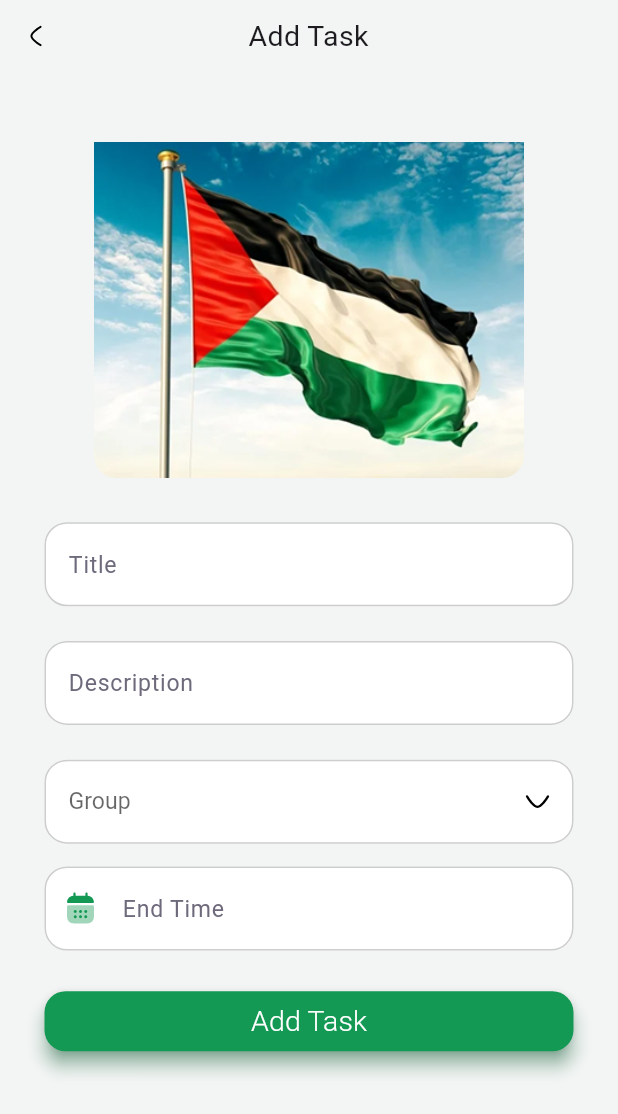
After one commit to ahmedsalem2002m/mobile_NTI_training_tasks, a Flutter app: the AddTaskView screen opened directly, on a phone screen of 412 x 824 dp. The commit adds this screen. Shown: the top 1114 px of the screen. Run offline on Flutter 3.47's test engine with Material 3 defaults, Android fonts, the phone set to English and light mode, and no system bars; our stand-ins replace firebase_auth, firebase_core, flutter_bloc, flutter_screenutil, flutter_svg; accounts and stored records are empty; generated files the repository leaves out were written again.

Commit message:
add task view

```diff
--- a/weak_4/nti_todo_app/lib/core/utils/app_assets.dart
+++ b/weak_4/nti_todo_app/lib/core/utils/app_assets.dart
@@ -25,5 +25,7 @@ abstract class AppAssets
   static const String setting = '${_iconPath}Setting.svg';
   static const String arrow = '${_iconPath}Arrow - Up 2 - Iconly Pro.svg';
   static const String arrowBack = '${_iconPath}arrow_back.svg';
+  static const String dropdownArrow = '${_iconPath}dropdown_arrow.svg';
+  static const String calenderIcon = '${_iconPath}calendar.svg';
 
 }
--- a/weak_4/nti_todo_app/lib/core/utils/app_paddings.dart
+++ b/weak_4/nti_todo_app/lib/core/utils/app_paddings.dart
@@ -4,4 +4,5 @@ import 'package:flutter_screenutil/flutter_screenutil.dart';
 abstract class AppPaddings{
   static var defaultHomePadding = EdgeInsets.symmetric(horizontal: 20.0.w);
   static var defaultSecondHomePadding = EdgeInsets.symmetric(horizontal:  10.0.w);
+  static var defaultThirdHomePadding = EdgeInsets.symmetric(horizontal:  27.0.w);
 }
--- /dev/null
+++ b/weak_4/nti_todo_app/lib/core/widgets/default_app_bar_two.dart
@@ -0,0 +1,43 @@
+import 'package:flutter/material.dart';
+import 'package:flutter_screenutil/flutter_screenutil.dart';
+import 'package:flutter_svg/flutter_svg.dart';
+
+class DefaultAppBarTwo extends StatelessWidget {
+   DefaultAppBarTwo({required this.function,required this.leadingIconPath,required this.text});
+  Function function;
+  String leadingIconPath;
+  String text;
+
+  @override
+  Widget build(BuildContext context) {
+    return Row(
+      children: [
+        IconButton(onPressed: function(), icon:SvgPicture.asset(leadingIconPath)),
+        SizedBox(width: 107.w,),
+        Text(
+          text,
+          style: TextStyle(
+            fontSize: 19,
+            fontWeight: FontWeight.w400
+          ),
+        )
+
+      ],
+    );
+  }
+}
+
+// AppBar(
+// leading: IconButton(onPressed: (){
+// Navigator.pop(context);
+// }, icon: SvgPicture.asset(AppAssets.arrowBack)),
+// backgroundColor: AppColors.background,
+// centerTitle: true,
+// title: Text(
+// "Settings",
+// style: TextStyle(
+// fontSize: 19,
+// fontWeight: FontWeight.w300
+// ),
+// ),
+// )
--- a/weak_4/nti_todo_app/lib/core/widgets/default_form_field.dart
+++ b/weak_4/nti_todo_app/lib/core/widgets/default_form_field.dart
@@ -3,16 +3,26 @@ import 'package:flutter_screenutil/flutter_screenutil.dart';
 import '../utils/app_colors.dart';
 
 class DefaultFormField extends StatefulWidget {
-  const DefaultFormField(
-      {super.key, this.validator, required this.controller, required this.hintText,
-         this.prefixIcon, this.suffixIcon, this.obscureText = false});
+  const DefaultFormField({
+    super.key,
+    this.validator,
+    required this.controller,
+    required this.hintText,
+    this.prefixIcon,
+    this.suffixIcon,
+    this.obscureText = false,
+    this.readOnly = false,
+    this.onTap,
+  });
 
   final String? Function(String?)? validator;
+  final VoidCallback? onTap;
   final TextEditingController controller;
   final String hintText;
   final Widget? prefixIcon;
   final Widget? suffixIcon;
   final bool obscureText;
+  final bool readOnly;
 
   @override
   State<DefaultFormField> createState() => _DefaultFormFieldState();
@@ -20,10 +30,8 @@ class DefaultFormField extends StatefulWidget {
 
 class _DefaultFormFieldState extends State<DefaultFormField> {
   InputBorder borderBuilder() => OutlineInputBorder(
-      borderRadius: BorderRadius.circular(15),
-      borderSide: BorderSide(
-          color: AppColors.lightGrey
-      )
+    borderRadius: BorderRadius.circular(15),
+    borderSide: BorderSide(color: AppColors.lightGrey),
   );
 
   @override
@@ -31,14 +39,16 @@ class _DefaultFormFieldState extends State<DefaultFormField> {
     return Container(
       height: 63.h,
       child: TextFormField(
+        onTap: widget.onTap,
+        readOnly: widget.readOnly,
+        // minLines: 1,
+        // maxLines: null,
+        // keyboardType: TextInputType.multiline,
         controller: widget.controller,
         validator: widget.validator,
         obscureText: widget.obscureText,
         decoration: InputDecoration(
-          hintStyle: TextStyle(
-            fontSize: 14,
-            color:AppColors.grey
-          ),
+          hintStyle: TextStyle(fontSize: 14.sp, color: AppColors.grey),
           fillColor: Colors.white,
           filled: true,
           hintText: widget.hintText,
@@ -47,9 +57,7 @@ class _DefaultFormFieldState extends State<DefaultFormField> {
           border: borderBuilder(),
           focusedBorder: borderBuilder(),
           enabledBorder: borderBuilder(),
-
         ),
-
       ),
     );
   }
--- /dev/null
+++ b/weak_4/nti_todo_app/lib/features/add_task/view/add_task_view.dart
@@ -0,0 +1,83 @@
+import 'package:flutter/material.dart';
+import 'package:flutter_screenutil/flutter_screenutil.dart';
+import 'package:flutter_svg/flutter_svg.dart';
+import 'package:nti_todo_app/core/utils/app_assets.dart';
+import 'package:nti_todo_app/core/utils/app_paddings.dart';
+import 'package:nti_todo_app/core/widgets/default_btn.dart';
+import 'package:nti_todo_app/core/widgets/default_form_field.dart';
+import 'package:nti_todo_app/features/add_task/view/widget/dafault_dropdown_btn.dart';
+
+import '../../../core/helper/my_navigator.dart';
+import '../../../core/widgets/default_app_bar_two.dart';
+
+class AddTaskView extends StatefulWidget {
+   AddTaskView({super.key});
+
+  @override
+  State<AddTaskView> createState() => _AddTaskViewState();
+}
+
+class _AddTaskViewState extends State<AddTaskView> {
+  TextEditingController deadlineController = TextEditingController();
+
+  @override
+  Widget build(BuildContext context) {
+    return SafeArea(
+      child: Scaffold(
+        body: SingleChildScrollView(
+          child: Column(
+            children: [
+              DefaultAppBarTwo(
+                text: "Add Task",
+                leadingIconPath: AppAssets.arrowBack,
+                function: () {},
+              ),
+              Padding(
+                padding: EdgeInsets.only(
+                  right: 57.0.w,
+                  left: 57.0.w,
+                  top: 46.h,
+                  bottom: 29.h,
+                ),
+                child: Image.asset("assets/images/flag.png"),
+              ),
+              Padding(
+                padding: AppPaddings.defaultThirdHomePadding,
+                child: Column(
+                  spacing: 15.h,
+                  children: [
+                    DefaultFormField(
+                      controller: TextEditingController(),
+                      hintText: "Title",
+                    ),
+                    DefaultFormField(
+                      controller: TextEditingController(),
+                      hintText: "Description",
+                    ),
+                    DefaultDropdownBtn(),
+                    DefaultFormField(
+                      onTap: () async {
+                        final result = await pickDeadlineDateTime(context);
+                        if (result != null) {
+                          deadlineController.text = result;
+                        }
+                      },
+                      readOnly: true,
+                      controller: deadlineController,
+                      hintText: "End Time",
+                      prefixIcon: IconButton(
+                        onPressed: () {},
+                        icon: SvgPicture.asset(AppAssets.calenderIcon),
+                      ),
+                    ),
+                    DefaultBtn(text: "Add Task", onPressed: () {}),
+                  ],
+                ),
+              ),
+            ],
+          ),
+        ),
+      ),
+    );
+  }
+}
--- /dev/null
+++ b/weak_4/nti_todo_app/lib/features/add_task/view/widget/dafault_dropdown_btn.dart
@@ -0,0 +1,101 @@
+import 'package:flutter/material.dart';
+import 'package:flutter_screenutil/flutter_screenutil.dart';
+import 'package:flutter_svg/svg.dart';
+
+import '../../../../core/utils/app_assets.dart';
+import '../../../../core/utils/app_colors.dart';
+
+class DefaultDropdownBtn extends StatelessWidget {
+  const DefaultDropdownBtn({super.key});
+
+  InputBorder borderBuilder() => OutlineInputBorder(
+      borderRadius: BorderRadius.circular(15),
+      borderSide: BorderSide(
+          color: AppColors.lightGrey
+      )
+  );
+
+  @override
+  Widget build(BuildContext context) {
+    return DropdownButtonFormField(
+      style: TextStyle(
+        color: AppColors.grey,
+            fontSize: 14.sp
+
+      ),
+      decoration: InputDecoration(
+        fillColor: Colors.white,
+        filled: true,
+        border: borderBuilder(),
+        focusedBorder: borderBuilder(),
+        enabledBorder: borderBuilder()
+      ),
+      icon: SvgPicture.asset(AppAssets.dropdownArrow),
+      hint:Text(
+        "Group"
+      ) ,
+      items: [
+        DropdownMenuItem(
+          value: "Home",
+          child: Row(
+            children: [
+              Container(
+                padding: EdgeInsets.all(5.h),
+                width: 30.w,
+                height: 30.h,
+                decoration: BoxDecoration(
+                  color: AppColors.categoryColor_2,
+                  borderRadius: BorderRadius.circular(5.r),
+                ),
+                child: SvgPicture.asset(AppAssets.homeColor),
+              ),
+              SizedBox(width: 12),
+              Text("Home"),
+            ],
+          ),
+        ),
+        DropdownMenuItem(
+          value: "Personal",
+          child: Row(
+            children: [
+              Container(
+                padding: EdgeInsets.all(5.h),
+                width: 30.w,
+                height: 30.h,
+                decoration: BoxDecoration(
+                  color: AppColors.primary,
+                  borderRadius: BorderRadius.circular(5.r),
+                ),
+                child: SvgPicture.asset(AppAssets.personal),
+              ),
+              SizedBox(width: 12),
+              Text("Personal"),
+            ],
+          ),
+        ),
+        DropdownMenuItem(
+          value: "Work",
+          child: Row(
+            children: [
+              Container(
+                padding: EdgeInsets.all(5.h),
+                width: 30.w,
+                height: 30.h,
+                decoration: BoxDecoration(
+                  color: AppColors.black,
+                  borderRadius: BorderRadius.circular(5.r),
+                ),
+                child: SvgPicture.asset(AppAssets.work),
+              ),
+              SizedBox(width: 12),
+              Text("Work"),
+            ],
+          ),
+        ),
+      ],
+      onChanged: (value) {
+        print(value);
+      },
+    );
+  }
+}
--- a/weak_4/nti_todo_app/lib/features/home/view/home_view.dart
+++ b/weak_4/nti_todo_app/lib/features/home/view/home_view.dart
@@ -11,7 +11,7 @@ class HomeView extends StatefulWidget {
 
 class _HomeViewState extends State<HomeView> {
   List<String> tasks = [
-    // "Ahmed"
+    "Ahmed"
   ];
 
   @override
--- a/weak_4/nti_todo_app/lib/features/lets_start/view/view/lets_start_view.dart
+++ b/weak_4/nti_todo_app/lib/features/lets_start/view/view/lets_start_view.dart
@@ -1,5 +1,7 @@
 import 'package:flutter/material.dart';
+import 'package:nti_todo_app/core/helper/my_navigator.dart';
 import 'package:nti_todo_app/core/utils/app_assets.dart';
+import 'package:nti_todo_app/features/login/view/login_view.dart';
 
 import '../../../register/view/register_view.dart';
 
@@ -50,7 +52,7 @@ class LetsStartView extends StatelessWidget {
                       ),
                       color: Color(0xff149954),
                       onPressed: () {
-                        Navigator.push(context, MaterialPageRoute(builder: (context)=>RegisterView()));
+                        goTo(context, LoginView());
                       },
                       child: Text(
                         textAlign: TextAlign.center,
--- a/weak_4/nti_todo_app/lib/main.dart
+++ b/weak_4/nti_todo_app/lib/main.dart
@@ -1,9 +1,12 @@
 import 'package:flutter/material.dart';
 import 'package:flutter_screenutil/flutter_screenutil.dart';
 import 'package:nti_todo_app/core/utils/app_colors.dart';
+import 'package:nti_todo_app/features/add_task/view/add_task_view.dart';
+import 'package:nti_todo_app/features/home/view/home_view.dart';
 import 'features/splash/view/view/splash_view.dart';
 import 'package:firebase_core/firebase_core.dart';
 import 'firebase_options.dart';
+import 'package:firebase_auth/firebase_auth.dart';
 
 void main() async {
   WidgetsFlutterBinding.ensureInitialized();
--- a/weak_4/nti_todo_app/pubspec.yaml
+++ b/weak_4/nti_todo_app/pubspec.yaml
@@ -36,8 +36,10 @@ dependencies:
   cupertino_icons: ^1.0.8
   flutter_svg: ^2.2.0
   flutter_screenutil: ^5.9.3
+  intl: ^0.18.1
   flutter_bloc: ^9.1.1
   firebase_core: ^4.0.0
+  firebase_auth: ^6.0.1
 
 dev_dependencies:
   flutter_test:
```
Also changed, not shown: weak_4/nti_todo_app/lib/core/helper/my_navigator.dart (+39 -1 lines), weak_4/nti_todo_app/lib/features/home/view/widgets/default_app_bar.dart (deleted, +0 -39 lines), weak_4/nti_todo_app/lib/features/register/cubit/register_cubit.dart (+57 -9 lines), weak_4/nti_todo_app/lib/features/register/cubit/register_state.dart (+7 -0 lines), weak_4/nti_todo_app/lib/features/register/data/repo/register_repo.dart (+19 -3 lines), weak_4/nti_todo_app/lib/features/register/view/register_view.dart (+66 -23 lines), weak_4/nti_todo_app/assets/icons/calendar.svg (added), weak_4/nti_todo_app/assets/icons/dropdown_arrow.svg (added), weak_4/nti_todo_app/pubspec.lock.
